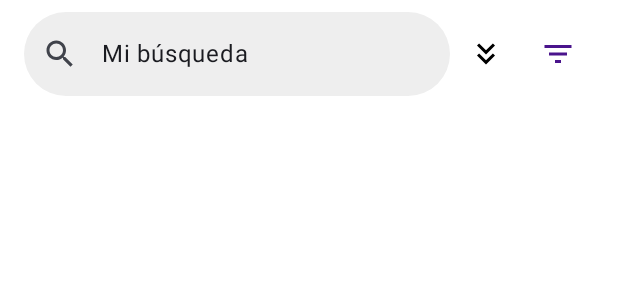
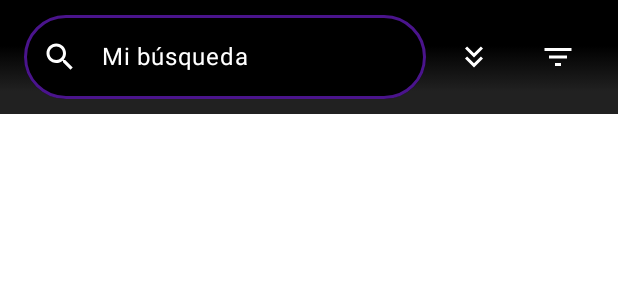
Before and after one commit to PetterKertpz/FreePlayerM, an Android app built with Jetpack Compose: the @Preview function PreviewBarraDeBusquedaYFiltros, on a phone screen of 412 x 824 dp. Shown: the top 300 px of the screen. Run offline under Robolectric (Android 15) with nearby library versions, the phone set to English and light mode, and no system bars; our stand-ins replace Dagger/Hilt's generated code.

Commit message:
Completado: Mejorar diseño campo de busqueda
Por hacer:

Mejorar:
Mejorar vista de Generos,
Mejorar ventana de ListasDR,

Reparar:
Colores de acuerdo a los temas oscuro o claro.

```diff
--- a/app/src/main/java/com/example/freeplayerm/ui/features/biblioteca/components/BarraDeBusquedaYFiltros.kt
+++ b/app/src/main/java/com/example/freeplayerm/ui/features/biblioteca/components/BarraDeBusquedaYFiltros.kt
@@ -1,6 +1,9 @@
 // en: app/src/main/java/com/example/freeplayerm/ui/features/biblioteca/components/BarraDeBusquedaYFiltros.kt
 package com.example.freeplayerm.ui.features.biblioteca.components
 
+import androidx.compose.foundation.background
+import androidx.compose.foundation.border
+import androidx.compose.foundation.layout.Arrangement
 import androidx.compose.foundation.layout.Box
 import androidx.compose.foundation.layout.Row
 import androidx.compose.foundation.layout.fillMaxWidth
@@ -16,8 +19,8 @@ import androidx.compose.material3.DropdownMenu
 import androidx.compose.material3.DropdownMenuItem
 import androidx.compose.material3.Icon
 import androidx.compose.material3.IconButton
+import androidx.compose.material3.OutlinedTextField
 import androidx.compose.material3.Text
-import androidx.compose.material3.TextField
 import androidx.compose.material3.TextFieldDefaults
 import androidx.compose.runtime.Composable
 import androidx.compose.runtime.getValue
@@ -26,7 +29,7 @@ import androidx.compose.runtime.remember
 import androidx.compose.runtime.setValue
 import androidx.compose.ui.Alignment
 import androidx.compose.ui.Modifier
-import androidx.compose.ui.draw.clip
+import androidx.compose.ui.graphics.Brush
 import androidx.compose.ui.graphics.Color
 import androidx.compose.ui.tooling.preview.Preview
 import androidx.compose.ui.unit.dp
@@ -44,19 +47,34 @@ fun BarraDeBusquedaYFiltros(
     direccionDeOrdenamiento: DireccionDeOrdenamiento,
     enEvento: (BibliotecaEvento) -> Unit
 ) {
-    // Estado para controlar si el menú desplegable está visible o no
     var menuExpandido by remember { mutableStateOf(false) }
 
     Row(
         modifier = modifier
             .fillMaxWidth()
-            .padding(horizontal = 16.dp, vertical = 8.dp),
-        verticalAlignment = Alignment.CenterVertically
+            .background(
+                brush = Brush.verticalGradient(
+                    colorStops = arrayOf(
+                        0.1f to Color.Black,
+                        0.4f to Color.Black,
+                        0.8f to AppColors.GrisProfundo
+                    )
+                )
+            )
+            .padding(horizontal = 16.dp, vertical = 10.dp),
+        verticalAlignment = Alignment.CenterVertically,
+        horizontalArrangement = Arrangement.spacedBy(8.dp) // Añade espacio entre elementos
     ) {
-        TextField(
+        // Usamos OutlinedTextField para un mejor control del estilo
+        OutlinedTextField(
             value = textoDeBusqueda,
             onValueChange = { enEvento(BibliotecaEvento.TextoDeBusquedaCambiado(it)) },
-            modifier = Modifier.weight(1f).clip(shape = RoundedCornerShape(30.dp)),
+            modifier = Modifier.weight(1f)
+                .border(
+                width = 2.dp,
+                color = AppColors.PurpuraProfundo,
+                shape = RoundedCornerShape(30.dp)
+            ),
             placeholder = { Text("Buscar en tu biblioteca...") },
             leadingIcon = {
                 Icon(
@@ -65,46 +83,54 @@ fun BarraDeBusquedaYFiltros(
                 )
             },
             singleLine = true,
+            shape = RoundedCornerShape(30.dp), // Bordes completamente redondeados
             colors = TextFieldDefaults.colors(
-                unfocusedContainerColor = AppColors.GrisClaro,
-                focusedContainerColor = AppColors.GrisProfundo,
-                focusedIndicatorColor = Color.Transparent,
-                unfocusedIndicatorColor = Color.Transparent
+                // --- ✅ COLORES CORREGIDOS PARA VISIBILIDAD ---
+                focusedTextColor = Color.White,
+                unfocusedTextColor = Color.White,
+                cursorColor = AppColors.PurpuraProfundo,
+                focusedPlaceholderColor = Color.LightGray,
+                unfocusedPlaceholderColor = Color.LightGray,
+                focusedLeadingIconColor = Color.White,
+                unfocusedLeadingIconColor = Color.White,
+                focusedContainerColor = AppColors.Negro,
+                unfocusedContainerColor = AppColors.Negro,
+                focusedIndicatorColor = Color.Transparent, // Sin línea debajo
+                unfocusedIndicatorColor = Color.Transparent // Sin línea debajo
             )
         )
         IconButton(onClick = { enEvento(BibliotecaEvento.DireccionDeOrdenamientoCambiada) }) {
             Icon(
-                // El icono cambia dinámicamente según la dirección actual
                 imageVector = if (direccionDeOrdenamiento == DireccionDeOrdenamiento.ASCENDENTE) {
                     Icons.Default.KeyboardDoubleArrowUp
                 } else {
                     Icons.Default.KeyboardDoubleArrowDown
                 },
                 contentDescription = "Cambiar dirección de ordenamiento",
-                tint = Color.Black
+                // --- ✅ ICONO EN BLANCO PARA SER VISIBLE ---
+                tint = Color.White
             )
         }
-        // --- LÓGICA DEL MENÚ DE FILTROS ---
         Box {
             IconButton(onClick = { menuExpandido = !menuExpandido }) {
                 Icon(
                     imageVector = Icons.Default.FilterList,
                     contentDescription = "Ordenar por",
-                    tint = if (criterioDeOrdenamiento != CriterioDeOrdenamiento.NINGUNO) AppColors.PurpuraProfundo else Color.Black
+                    // --- ✅ ICONO EN BLANCO (O PÚRPURA SI ESTÁ ACTIVO) ---
+                    tint = if (criterioDeOrdenamiento != CriterioDeOrdenamiento.NINGUNO) AppColors.PurpuraProfundo else Color.White
                 )
             }
             DropdownMenu(
                 expanded = menuExpandido,
-                onDismissRequest = {}
+                // --- ✅ CORREGIDO PARA PODER CERRAR EL MENÚ ---
+                onDismissRequest = { menuExpandido = false }
             ) {
-                // Iteramos sobre todos los valores del enum TipoDeFiltro
                 CriterioDeOrdenamiento.entries.forEach { criterio ->
                     DropdownMenuItem(
                         text = {
                             Row(verticalAlignment = Alignment.CenterVertically) {
                                 Text(
                                     text = criterio.etiqueta,
-                                    // Comparamos con el nuevo estado
                                     color = if (criterio == criterioDeOrdenamiento) AppColors.PurpuraProfundo else Color.Unspecified
                                 )
                                 if (criterio == criterioDeOrdenamiento) {
@@ -118,7 +144,6 @@ fun BarraDeBusquedaYFiltros(
                             }
                         },
                         onClick = {
-                            // Enviamos el nuevo evento
                             enEvento(BibliotecaEvento.CriterioDeOrdenamientoCambiado(criterio))
                             menuExpandido = false
                         }
@@ -137,7 +162,7 @@ fun PreviewBarraDeBusquedaYFiltros() {
         // --- CAMBIO #5: ACTUALIZAMOS LA PREVISUALIZACIÓN ---
         BarraDeBusquedaYFiltros(
             textoDeBusqueda = "Mi búsqueda",
-            criterioDeOrdenamiento = CriterioDeOrdenamiento.POR_ARTISTA,
+            criterioDeOrdenamiento = CriterioDeOrdenamiento.NINGUNO,
             direccionDeOrdenamiento = DireccionDeOrdenamiento.DESCENDENTE,
             enEvento = {}
         )
```
